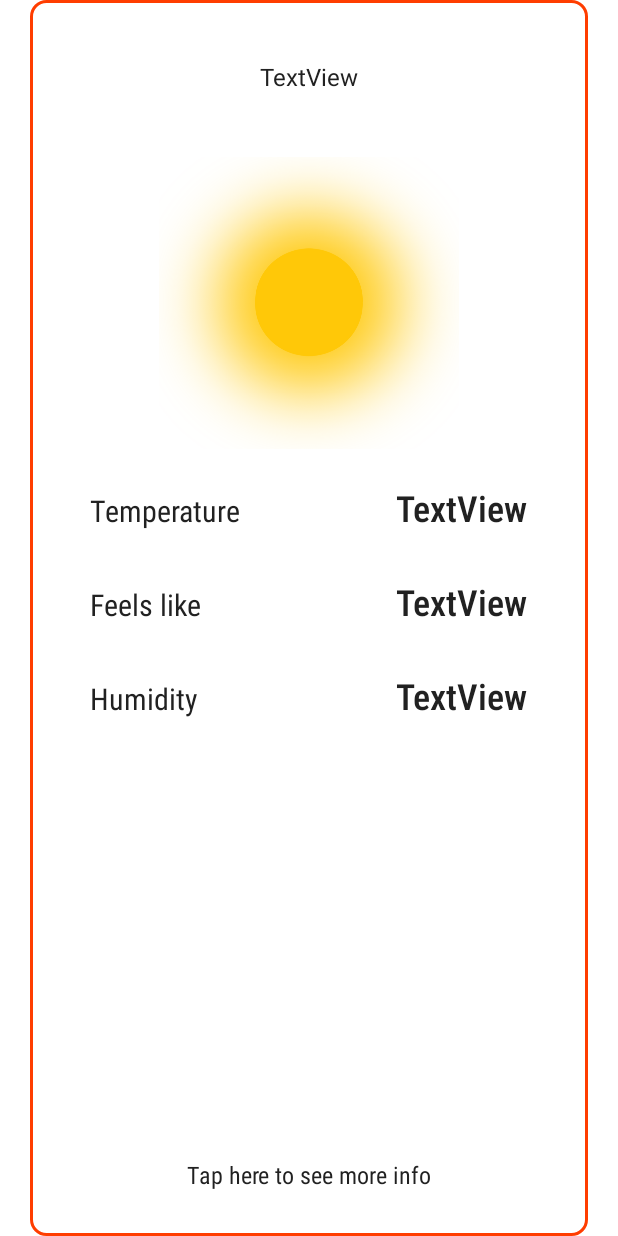
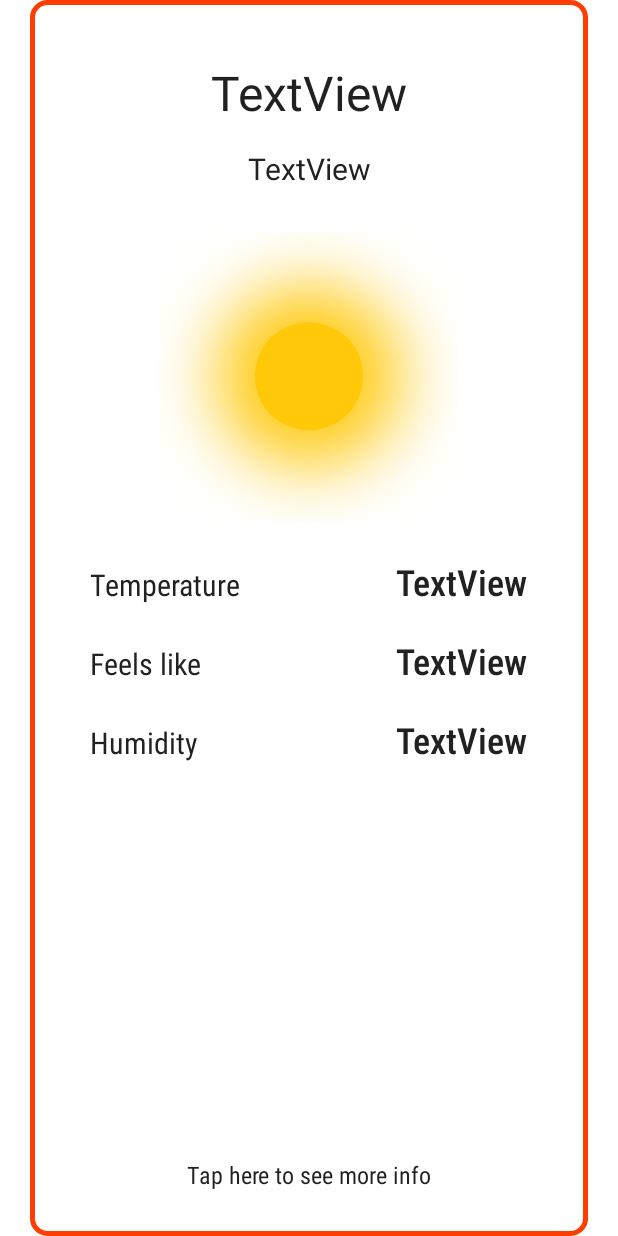
Before and after one commit to nothatcreative5/Mobile-Programming-HW2, an Android app: the layout weather_list.xml on its own in the app's theme, with its tools: preview values and no code run, on a phone screen of 412 x 824 dp. Run offline under Robolectric (Android 15) with nearby library versions, the phone set to English and light mode, and no system bars.

Commit message:
Recyclerview design changed

```diff
--- a/app/src/main/java/edu/sharif/weather/adapters/WeatherRecyclerAdapter.java
+++ b/app/src/main/java/edu/sharif/weather/adapters/WeatherRecyclerAdapter.java
@@ -47,8 +47,13 @@ public class WeatherRecyclerAdapter extends RecyclerView.Adapter<WeatherRecycler
     public void onBindViewHolder(@NonNull WeatherRecyclerAdapter.ViewHolder holder, int position) {
 
         holder.cityName.setText(weatherForecast.get(position).getCityName());
-        holder.cityName.setTextSize(TypedValue.COMPLEX_UNIT_SP, 30);
 
+        String dateString = position + " days later";
+        if (position == 0)
+            dateString = "Today";
+        else if (position == 1)
+            dateString = "Tomorrow";
+        holder.date.setText(dateString);
         holder.temperature.setText(weatherForecast.get(position).getTemp() + "\u00B0");
 
         holder.feelsLike.setText(weatherForecast.get(position).getFeelsLike() + "\u00B0");
@@ -69,6 +74,7 @@ public class WeatherRecyclerAdapter extends RecyclerView.Adapter<WeatherRecycler
         TextView temperature;
         TextView feelsLike;
         TextView cityName;
+        TextView date;
         TextView humidity;
         ImageView weatherIcon;
         ConstraintLayout parentLayout;
@@ -79,7 +85,8 @@ public class WeatherRecyclerAdapter extends RecyclerView.Adapter<WeatherRecycler
             temperature = itemView.findViewById(R.id.temperature);
             feelsLike = itemView.findViewById(R.id.feelsLike);
             humidity = itemView.findViewById(R.id.humidity);
-            cityName = itemView.findViewById(R.id.timeEditText);
+            cityName = itemView.findViewById(R.id.cityName);
+            date = itemView.findViewById(R.id.dateTextView);
             parentLayout = itemView.findViewById(R.id.parent_layout);
             this.onWeatherListener = onWeatherListener;
             itemView.setOnClickListener(this);
--- a/app/src/main/java/edu/sharif/weather/controller/WeatherController.java
+++ b/app/src/main/java/edu/sharif/weather/controller/WeatherController.java
@@ -45,7 +45,7 @@ public class WeatherController {
             JSONObject obj = new JSONObject(body);
             ArrayList<DailyWeather> output = new ArrayList<>();
             JSONArray dailyWeathers = obj.getJSONArray("daily");
-            for (int i = 0; i < 7; i++) {
+            for (int i = 0; i < 8; i++) {
                 JSONObject weather = dailyWeathers.getJSONObject(i);
                 output.add(new DailyWeather(
                         weather.getJSONObject("temp").getDouble("day"),
--- a/app/src/main/res/drawable/border.xml
+++ b/app/src/main/res/drawable/border.xml
@@ -1,7 +1,7 @@
 <?xml version="1.0" encoding="UTF-8"?>
 <shape xmlns:android="http://schemas.android.com/apk/res/android">
     <solid android:color="?attr/colorOnPrimary"/>
-    <stroke android:width="2dp" android:color="?attr/colorPrimary" />
+    <stroke android:width="3dp" android:color="?attr/colorPrimary" />
     <corners android:radius="10dp"/>
     <padding android:left="0dp" android:top="0dp" android:right="0dp" android:bottom="0dp" />
 </shape>
--- a/app/src/main/res/layout/weather_list.xml
+++ b/app/src/main/res/layout/weather_list.xml
@@ -10,7 +10,7 @@
     android:background="@drawable/border">
 
     <TextView
-        android:id="@+id/timeEditText"
+        android:id="@+id/cityName"
         android:layout_width="wrap_content"
         android:layout_height="wrap_content"
         android:layout_marginTop="30dp"
@@ -18,19 +18,32 @@
         android:paddingBottom="10dp"
         android:text="TextView"
         android:textColor="?attr/colorOnSecondary"
-        android:textSize="16dp"
+        android:textSize="32sp"
         app:layout_constraintEnd_toEndOf="parent"
         app:layout_constraintStart_toStartOf="parent"
         app:layout_constraintTop_toTopOf="parent" />
+
+    <TextView
+        android:id="@+id/dateTextView"
+        android:layout_width="wrap_content"
+        android:layout_height="wrap_content"
+        android:paddingTop="5dp"
+        android:paddingBottom="5dp"
+        android:text="TextView"
+        android:textColor="?attr/colorOnSecondary"
+        android:textSize="20sp"
+        app:layout_constraintEnd_toEndOf="parent"
+        app:layout_constraintStart_toStartOf="parent"
+        app:layout_constraintTop_toBottomOf="@+id/cityName" />
 
     <ImageView
         android:id="@+id/weatherIcon"
         android:layout_width="200dp"
         android:layout_height="200dp"
-        android:layout_marginTop="30dp"
+        android:layout_marginTop="20dp"
         app:layout_constraintEnd_toEndOf="parent"
         app:layout_constraintStart_toStartOf="parent"
-        app:layout_constraintTop_toBottomOf="@+id/timeEditText"
+        app:layout_constraintTop_toBottomOf="@+id/dateTextView"
         app:srcCompat="@drawable/ic_sun" />
 
     <LinearLayout
@@ -76,7 +89,6 @@
         android:id="@+id/feelsLikeLayout"
         android:layout_width="0dp"
         android:layout_height="wrap_content"
-        android:layout_marginTop="10dp"
         android:orientation="horizontal"
         android:paddingLeft="40dp"
         android:paddingRight="40dp"
@@ -96,8 +108,8 @@
 
         <Space
             android:layout_width="0dp"
-            android:layout_weight="1"
-            android:layout_height="match_parent" />
+            android:layout_height="match_parent"
+            android:layout_weight="1" />
 
         <TextView
             android:id="@+id/feelsLike"
@@ -115,7 +127,6 @@
         android:id="@+id/humidityLayout"
         android:layout_width="0dp"
         android:layout_height="wrap_content"
-        android:layout_marginTop="10dp"
         android:orientation="horizontal"
         android:paddingLeft="40dp"
         android:paddingRight="40dp"
@@ -135,8 +146,8 @@
 
         <Space
             android:layout_width="0dp"
-            android:layout_weight="1"
-            android:layout_height="match_parent" />
+            android:layout_height="match_parent"
+            android:layout_weight="1" />
 
         <TextView
             android:id="@+id/humidity"
```
